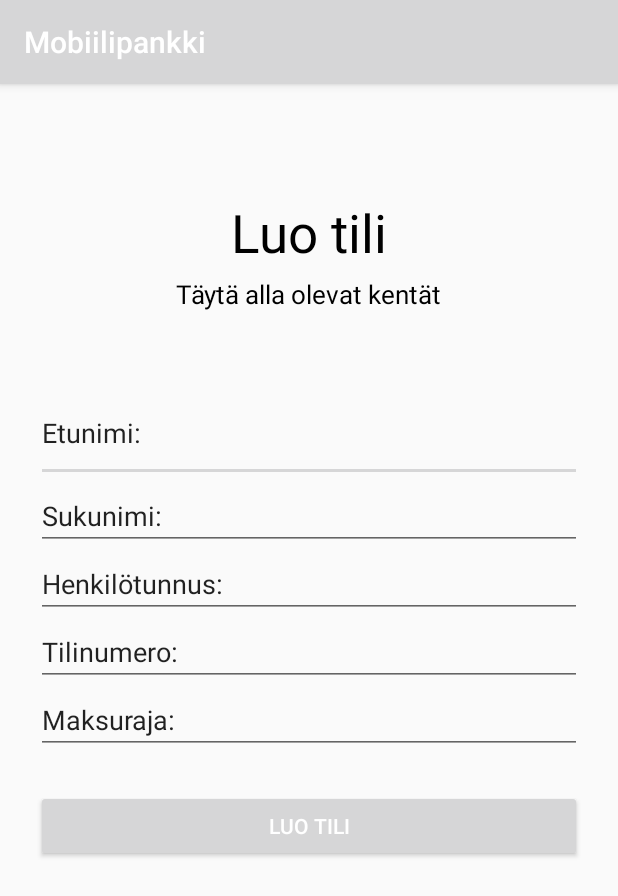
After one commit to janettapcs/harjoitustyo, an Android app: the CreateAccountActivity screen opened directly, with no data from a screen before it, on a phone screen of 412 x 824 dp. The commit adds this screen. Shown: the top 896 px of the screen. Run offline under Robolectric (Android 15) with nearby library versions, the phone set to English and light mode, and no system bars.

Commit message:
Activities added.

```diff
--- /dev/null
+++ b/app/src/main/java/com/example/harjoitustyo/CreateAccountActivity.java
@@ -0,0 +1,33 @@
+package com.example.harjoitustyo;
+
+import androidx.appcompat.app.AppCompatActivity;
+
+import android.os.Bundle;
+import android.view.View;
+import android.widget.EditText;
+
+public class CreateAccountActivity extends AppCompatActivity {
+
+    EditText firstName;
+    EditText lastName;
+    EditText identityNumber;
+    EditText accountNumber;
+    EditText limit;
+
+    @Override
+    protected void onCreate(Bundle savedInstanceState) {
+        super.onCreate(savedInstanceState);
+        setContentView(R.layout.activity_create_account);
+
+        firstName = findViewById(R.id.firstName);
+        lastName = findViewById(R.id.lastName);
+        identityNumber = findViewById(R.id.identityNumber);
+        limit = findViewById(R.id.limit);
+        accountNumber = findViewById(R.id.accountNumber);
+        System.out.println("heippa");
+    }
+
+    public void createAccount(View v) {
+
+    }
+}
--- a/app/src/main/java/com/example/harjoitustyo/ui/login/LoginActivity.java
+++ b/app/src/main/java/com/example/harjoitustyo/ui/login/LoginActivity.java
@@ -36,6 +36,8 @@ public class LoginActivity extends AppCompatActivity {
         setContentView(R.layout.activity_login);
         loginViewModel = ViewModelProviders.of(this, new LoginViewModelFactory())
                 .get(LoginViewModel.class);
+
+
 
         final EditText usernameEditText = findViewById(R.id.username);
         final EditText passwordEditText = findViewById(R.id.password);
--- /dev/null
+++ b/app/src/main/res/layout/activity_create_account.xml
@@ -0,0 +1,105 @@
+<?xml version="1.0" encoding="utf-8"?>
+<androidx.drawerlayout.widget.DrawerLayout xmlns:android="http://schemas.android.com/apk/res/android"
+    xmlns:app="http://schemas.android.com/apk/res-auto"
+    xmlns:tools="http://schemas.android.com/tools"
+    android:id="@+id/drawer_layout"
+    android:layout_width="match_parent"
+    android:layout_height="match_parent"
+    android:fitsSystemWindows="true"
+    tools:openDrawer="start">
+
+
+    <LinearLayout xmlns:android="http://schemas.android.com/apk/res/android"
+        android:orientation="vertical" android:layout_width="match_parent"
+        android:layout_height="match_parent">
+
+
+        <LinearLayout
+            android:paddingTop="35dp"
+            android:layout_width="match_parent"
+            android:layout_height="wrap_content"
+            android:gravity="center"
+            android:orientation="vertical">
+
+            <TextView
+                android:layout_width="wrap_content"
+                android:layout_height="wrap_content"
+                android:layout_marginTop="40dp"
+                android:text="Luo tili"
+                android:textColor="@android:color/black"
+                android:textSize="35dp" />
+
+            <TextView
+                android:layout_width="wrap_content"
+                android:layout_height="wrap_content"
+                android:layout_gravity="center"
+                android:layout_marginTop="5dp"
+                android:text="Täytä alla olevat kentät"
+                android:textColor="@android:color/black"
+                android:textSize="17.5dp" />
+        </LinearLayout>
+
+        <LinearLayout
+            android:layout_width="match_parent"
+            android:layout_height="439dp"
+            android:gravity="center"
+            android:orientation="vertical"
+            android:paddingLeft="24dp"
+            android:paddingRight="24dp">
+
+            <EditText
+                android:id="@+id/firstName"
+                android:layout_width="match_parent"
+                android:layout_height="65dp"
+                android:ems="10"
+                android:inputType="text"
+                android:text="Etunimi:" />
+
+
+            <EditText
+                android:id="@+id/lastName"
+                android:layout_width="match_parent"
+                android:layout_height="wrap_content"
+                android:ems="10"
+                android:inputType="text"
+                android:text="Sukunimi:" />
+
+            <EditText
+                android:id="@+id/identityNumber"
+                android:layout_width="match_parent"
+                android:layout_height="wrap_content"
+                android:ems="10"
+                android:inputType="text"
+                android:text="Henkilötunnus:" />
+
+            <EditText
+                android:id="@+id/accountNumber"
+                android:layout_width="match_parent"
+                android:layout_height="wrap_content"
+                android:ems="10"
+                android:inputType="text"
+                android:text="Tilinumero:" />
+
+
+            <EditText
+                android:id="@+id/limit"
+                android:layout_width="match_parent"
+                android:layout_height="wrap_content"
+                android:ems="10"
+                android:inputType="text"
+                android:text="Maksuraja:" />
+
+
+            <Button
+                android:layout_width="match_parent"
+                android:layout_height="wrap_content"
+                android:layout_marginTop="24dp"
+                android:layout_marginBottom="24dp"
+                android:backgroundTint="@color/colorPrimaryDark"
+                android:text="Luo tili"
+                android:textColor="@android:color/white" />
+        </LinearLayout>
+
+    </LinearLayout>
+
+</androidx.drawerlayout.widget.DrawerLayout>
--- a/app/src/main/res/layout/activity_main.xml
+++ b/app/src/main/res/layout/activity_main.xml
@@ -22,5 +22,4 @@
         app:headerLayout="@layout/nav_header_main"
         app:menu="@menu/activity_main_drawer" />
 
-
 </androidx.drawerlayout.widget.DrawerLayout>
```
Also changed, not shown: app/src/main/AndroidManifest.xml (+6 -1 lines), app/src/main/java/com/example/harjoitustyo/AccountDetailsActivity.java (added, +17 -0 lines), app/src/main/java/com/example/harjoitustyo/AccountEvent.java (+11 -1 lines), app/src/main/java/com/example/harjoitustyo/AddMoneyActivity.java (added, +37 -0 lines), app/src/main/java/com/example/harjoitustyo/DecMoneyActivity.java (added, +14 -0 lines), app/src/main/java/com/example/harjoitustyo/MainActivity.java (+18 -6 lines), app/src/main/java/com/example/harjoitustyo/TransferMoneyActivity.java (added, +14 -0 lines), app/src/main/res/layout/activity_account_details.xml (added, +60 -0 lines), app/src/main/res/layout/activity_add_money.xml (added, +97 -0 lines), app/src/main/res/layout/activity_dec_money.xml (added, +75 -0 lines), app/src/main/res/layout/activity_transfer_money.xml (added, +78 -0 lines), app/src/main/res/menu/activity_main_drawer.xml (+8 -8 lines).
